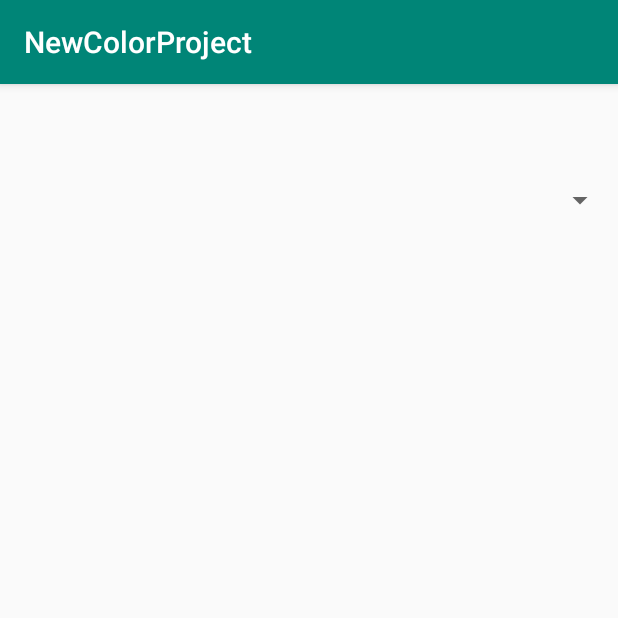
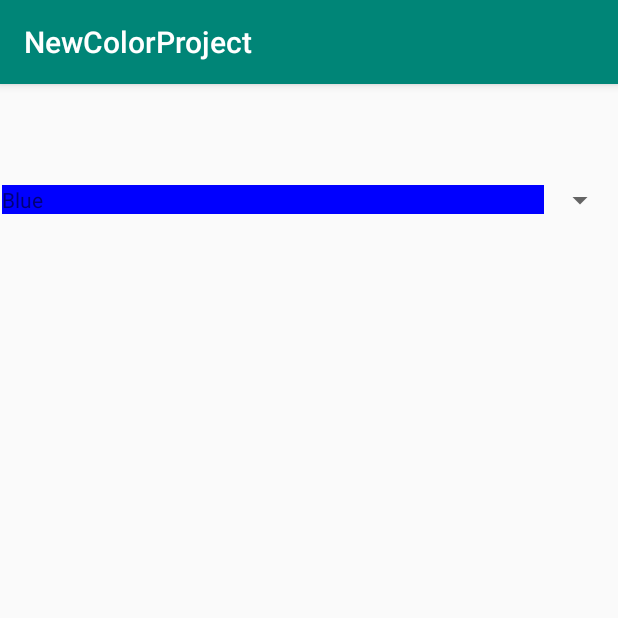
Before and after one commit to ShakeelAlibhai/CIS3515_Project4, an Android app: the fragment PaletteFragment shown on its own in the app's theme, on a phone screen of 412 x 824 dp, the top half of it. Run offline under Robolectric (Android 15) with nearby library versions, the phone set to English and light mode, and no system bars.

Commit message:
Add ColorAdapter to PaletteFragment

```diff
--- a/app/src/main/java/edu/temple/newcolorproject/PaletteFragment.java
+++ b/app/src/main/java/edu/temple/newcolorproject/PaletteFragment.java
@@ -1,6 +1,7 @@
 package edu.temple.newcolorproject;
 
 
+import android.content.res.Resources;
 import android.os.Bundle;
 
 import androidx.fragment.app.Fragment;
@@ -32,6 +33,12 @@ public class PaletteFragment extends Fragment {
         Spinner s;
         s = v.findViewById(R.id.spinner);
 
+//        Resources res = context.getResources();
+        String colors[] = getResources().getStringArray(R.array.colors_array);
+
+        ColorAdapter a = new ColorAdapter(getActivity(), colors);
+        s.setAdapter(a);
+
         s.setOnItemSelectedListener(new AdapterView.OnItemSelectedListener() {
             @Override
             public void onItemSelected(AdapterView<?> parent, View view, int position, long id) {
```
